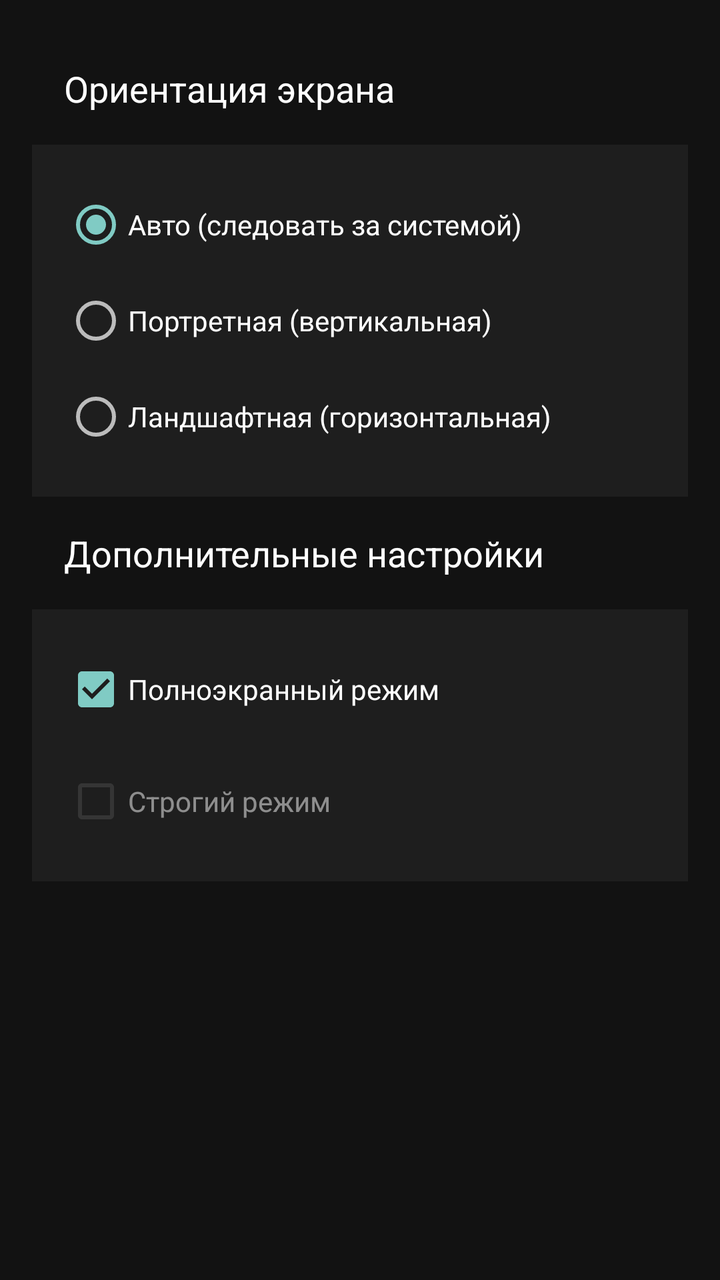
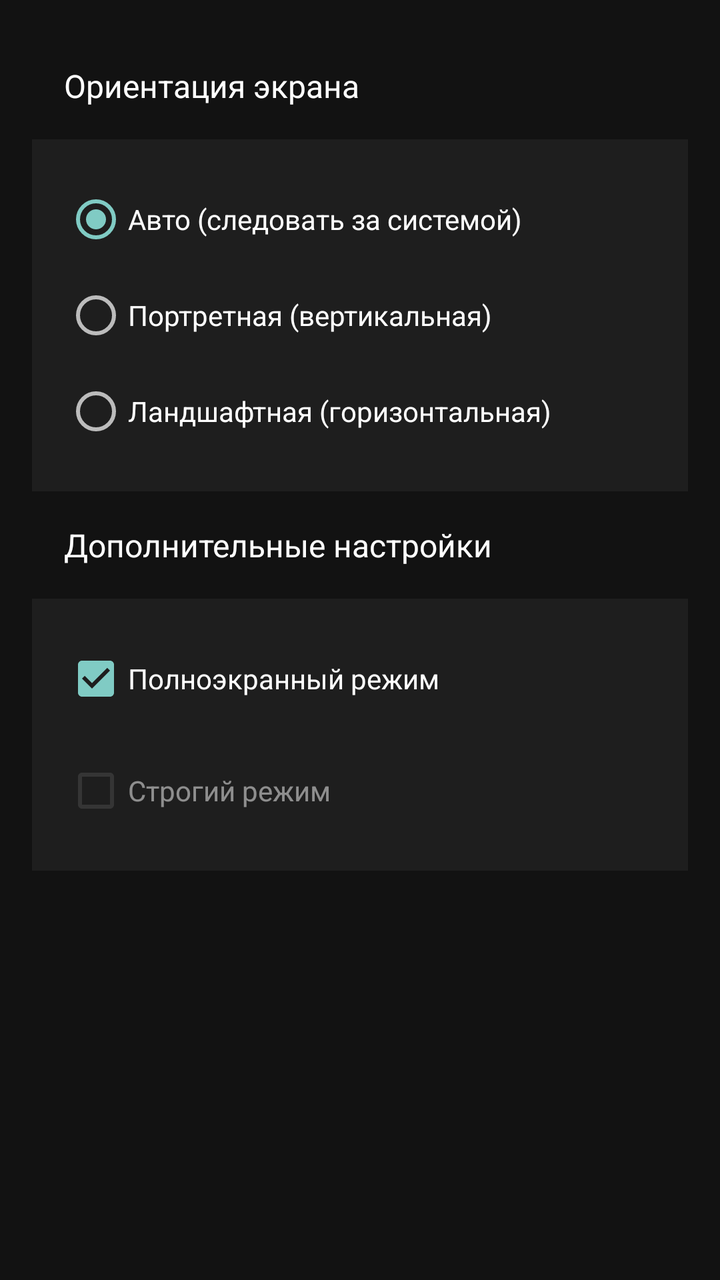

Before-and-after screenshots of an Android layout around one commit, followed by the original layout XML and the change that was made.
<!-- AndroidManifest.xml: application theme Theme.QutyLaunch -->
<!-- res/layout/fragment_settings_display.xml -->
<ScrollView xmlns:android="http://schemas.android.com/apk/res/android"
    xmlns:tools="http://schemas.android.com/tools"
    android:layout_width="match_parent"
    android:layout_height="match_parent"
    android:background="#121212"
    android:fillViewport="true"
    android:padding="16dp">

    <LinearLayout
        android:layout_width="match_parent"
        android:layout_height="wrap_content"
        android:orientation="vertical">

        
        <TextView
            android:layout_width="match_parent"
            android:layout_height="wrap_content"
            android:text="@string/settings_orientation_title"
            android:textColor="#FFFFFF"
            android:textSize="18sp"
            android:padding="16dp"
            android:paddingTop="8dp"/>

        <LinearLayout
            android:layout_width="match_parent"
            android:layout_height="wrap_content"
            android:orientation="vertical"
            android:background="#1E1E1E"
            android:padding="16dp">

            
            <TextView
                android:id="@+id/orientation_lock_hint"
                android:layout_width="match_parent"
                android:layout_height="wrap_content"
                android:text="@string/orientation_lock_hint_default"
                android:textColor="#FF9800"
                android:textSize="14sp"
                android:padding="8dp"
                android:background="#332A2A"
                android:gravity="center"
                android:visibility="gone"
                android:layout_marginBottom="12dp"/>

            <RadioGroup
                android:id="@+id/orientation_group"
                android:layout_width="match_parent"
                android:layout_height="wrap_content"
                android:orientation="vertical">

                <RadioButton
                    android:id="@+id/orientation_sensor"
                    android:layout_width="match_parent"
                    android:layout_height="wrap_content"
                    android:checked="true"
                    android:minHeight="48dp"
                    android:text="@string/orientation_auto"
                    android:textColor="#FFFFFF"
                    tools:ignore="VisualLintButtonSize" />

                <RadioButton
                    android:id="@+id/orientation_portrait"
                    android:layout_width="match_parent"
                    android:layout_height="wrap_content"
                    android:minHeight="48dp"
                    android:text="@string/orientation_portrait"
                    android:textColor="#FFFFFF"
                    tools:ignore="VisualLintButtonSize" />

                <RadioButton
                    android:id="@+id/orientation_landscape"
                    android:layout_width="match_parent"
                    android:layout_height="wrap_content"
                    android:minHeight="48dp"
                    android:text="@string/orientation_landscape"
                    android:textColor="#FFFFFF"
                    tools:ignore="VisualLintButtonSize" />

            </RadioGroup>
        </LinearLayout>

        
        <TextView
            android:layout_width="match_parent"
            android:layout_height="wrap_content"
            android:text="@string/settings_additional_title"
            android:textColor="#FFFFFF"
            android:textSize="18sp"
            android:padding="16dp"
            android:paddingTop="24dp"/>

        <LinearLayout
            android:layout_width="match_parent"
            android:layout_height="wrap_content"
            android:orientation="vertical"
            android:background="#1E1E1E"
            android:padding="16dp">

            
            <CheckBox
                android:id="@+id/fullscreen_checkbox"
                android:layout_width="match_parent"
                android:layout_height="wrap_content"
                android:checked="true"
                android:enabled="true"
                android:minHeight="48dp"
                android:text="@string/additional_fullscreen"
                android:textColor="#FFFFFF"
                tools:ignore="VisualLintButtonSize" />

            <CheckBox
                android:id="@+id/strict_mode_checkbox"
                android:layout_width="match_parent"
                android:layout_height="wrap_content"
                android:layout_marginTop="8dp"
                android:alpha="0.5"
                android:checked="false"
                android:enabled="false"
                android:minHeight="48dp"
                android:text="@string/additional_strict_mode"
                android:textColor="#FFFFFF"
                tools:ignore="VisualLintButtonSize" />

            <TextView
                android:id="@+id/strict_mode_hint"
                android:layout_width="match_parent"
                android:layout_height="wrap_content"
                android:text="@string/strict_mode_hint"
                android:textColor="#666666"
                android:textSize="12sp"
                android:paddingTop="4dp"
                android:visibility="gone"/>

        </LinearLayout>

    </LinearLayout>
</ScrollView>
<!-- resources referenced by this layout -->
<resources>
  <string name="additional_fullscreen">Полноэкранный режим</string>
  <string name="additional_strict_mode">Строгий режим</string>
  <string name="orientation_auto">Авто (следовать за системой)</string>
  <string name="orientation_landscape">Ландшафтная (горизонтальная)</string>
  <string name="orientation_lock_hint_default">🔒 Ориентация задана темой</string>
  <string name="orientation_portrait">Портретная (вертикальная)</string>
  <string name="settings_additional_title">Дополнительные настройки</string>
  <string name="settings_orientation_title">Ориентация экрана</string>
  <string name="strict_mode_hint">При строгом режиме панели не появляются даже при свайпе</string>
  <style name="Theme.QutyLaunch" parent="Theme.AppCompat.NoActionBar">
          
          <item name="android:navigationBarColor">@android:color/transparent</item>
          <item name="android:statusBarColor">@android:color/transparent</item>
  
          
          <item name="android:windowLayoutInDisplayCutoutMode">shortEdges</item>
  
          
          <item name="android:fitsSystemWindows">false</item>
  
          
          <item name="android:windowDrawsSystemBarBackgrounds">true</item>
      </style>
</resources>

<!-- the commit's change to res/layout/fragment_settings_display.xml (unified diff, before → after) -->
@@ -17,7 +17,7 @@
             android:layout_height="wrap_content"
             android:text="@string/settings_orientation_title"
             android:textColor="#FFFFFF"
-            android:textSize="18sp"
+            android:textSize="16sp"
             android:padding="16dp"
             android:paddingTop="8dp"/>
 
@@ -85,7 +85,7 @@
             android:layout_height="wrap_content"
             android:text="@string/settings_additional_title"
             android:textColor="#FFFFFF"
-            android:textSize="18sp"
+            android:textSize="16sp"
             android:padding="16dp"
             android:paddingTop="24dp"/>
 
